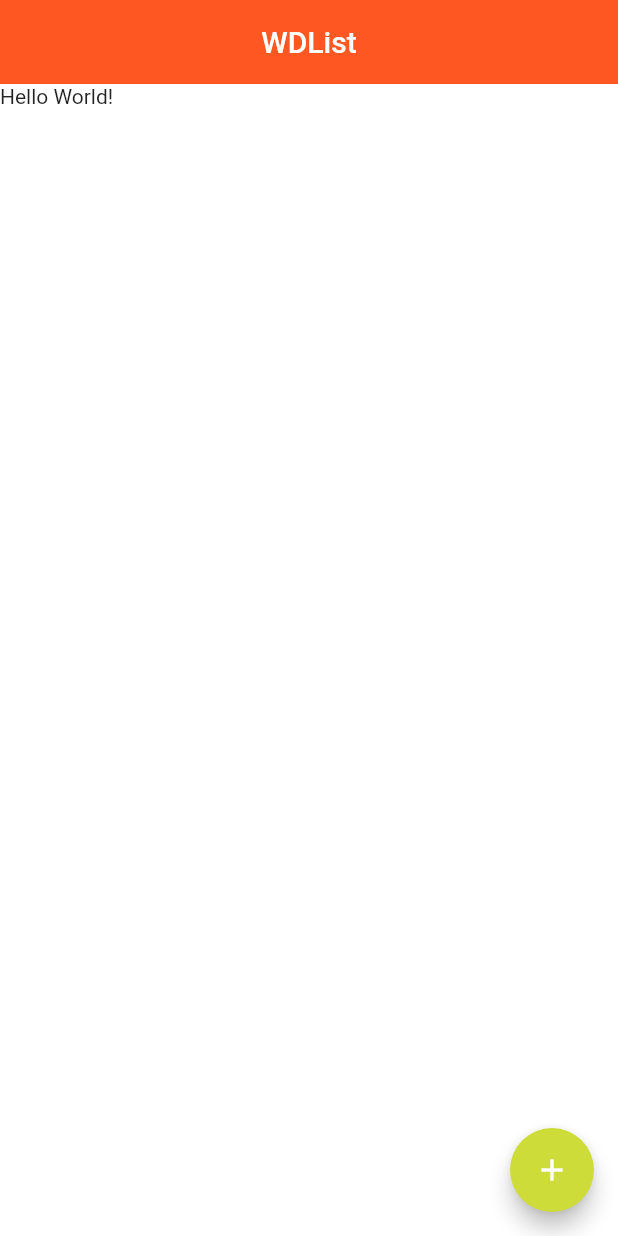
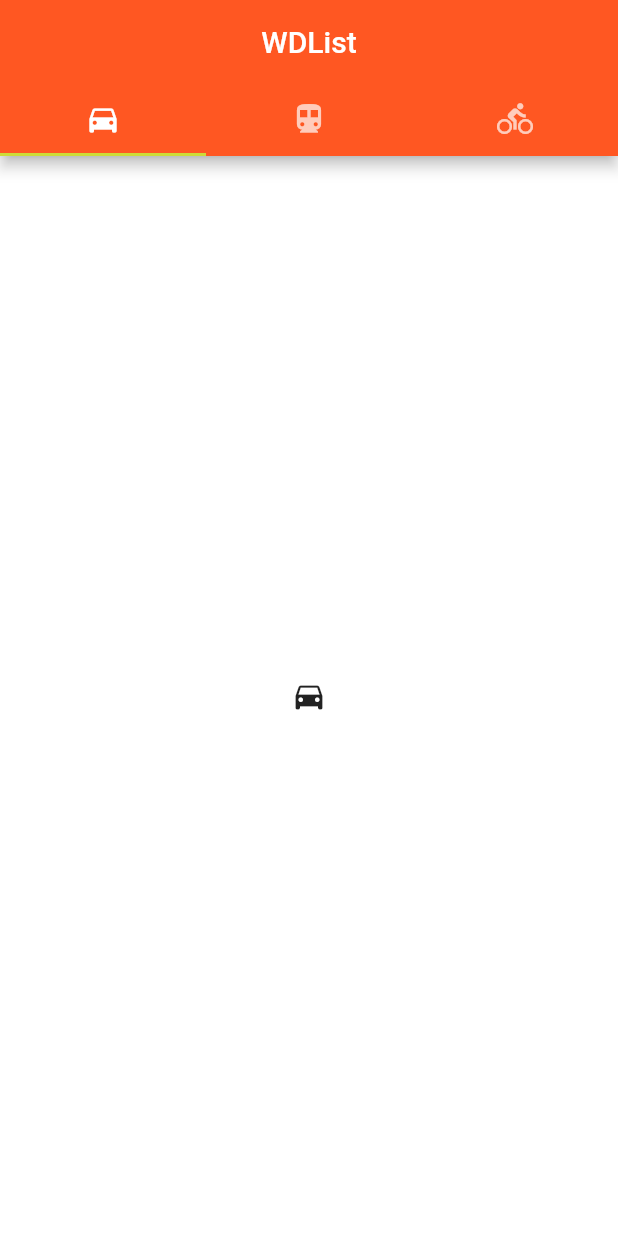
Before and after one commit to Aadityajoshi151/wdlist, a Flutter app: the screen it shows after launch, on a phone screen of 412 x 824 dp. Run offline on Flutter 3.47's test engine with Material 2 defaults, Android fonts, the light colour scheme and no system bars.

Commit message:
added tabbar

```diff
--- a/lib/main.dart
+++ b/lib/main.dart
@@ -10,7 +10,6 @@ class MyApp extends StatelessWidget {
       title: "WDList",
       debugShowCheckedModeBanner: false,
       theme: ThemeData(
-        primaryColor: Colors.deepOrange,
         colorScheme: ColorScheme.fromSwatch()
             .copyWith(primary: Colors.deepOrange, secondary: Colors.lime),
         scaffoldBackgroundColor: Colors.white,
--- a/lib/screens/HomeScreen.dart
+++ b/lib/screens/HomeScreen.dart
@@ -8,16 +8,26 @@ class HomeScreen extends StatefulWidget {
 class _HomeScreenState extends State<HomeScreen> {
   @override
   Widget build(BuildContext context) {
-    return Scaffold(
-      appBar: AppBar(title: Center(child: Text("WDList")), elevation: 0),
-      body: Column(
-        children: <Widget>[Text("Hello World!")]),
-        floatingActionButton: FloatingActionButton(
-          child: Icon(Icons.add),
-          onPressed: (){
-            print("Add Pressed!");
-          },
+    return DefaultTabController(
+        length: 3,
+        child: Scaffold(
+          appBar: AppBar(
+            bottom: const TabBar(
+              tabs: [
+                Tab(icon: Icon(Icons.directions_car)),
+                Tab(icon: Icon(Icons.directions_transit)),
+                Tab(icon: Icon(Icons.directions_bike)),
+              ],
+            ),
+            title: Center(child: const Text("WDList"),),
+          ),
+          body: const TabBarView(
+            children: [
+              Icon(Icons.directions_car),
+              Icon(Icons.directions_transit),
+              Icon(Icons.directions_bike),
+            ],
+          ),
         ),
-    );
-  }
-}
+      );
+  }}
```
